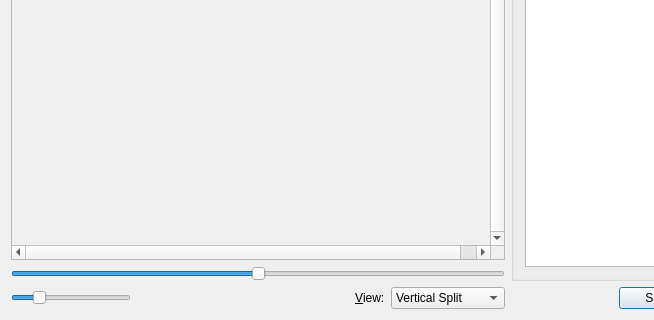
Above: src/mainwindow.ui from irydacea/wespal before the change; both pictures show x 0 to 654 and y 280 to 600 of the 796 by 600 pixel window. Below: the same form after it.
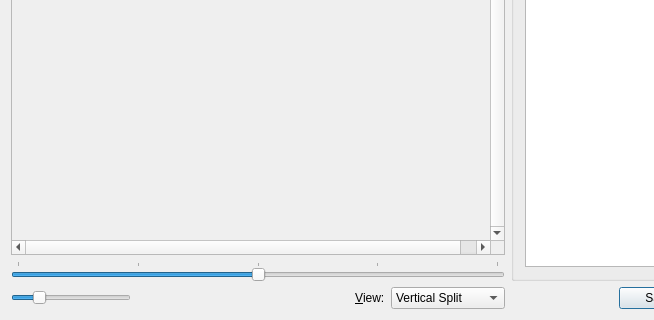
That is the form after the change. The open tabs and pages were chosen to show the change. Icons and pictures are not drawn. Custom widgets are drawn as their Qt base class.

Commit message: main: Adjust styling of the composite view slider

```diff
--- a/src/mainwindow.ui
+++ b/src/mainwindow.ui
@@ -340,6 +340,12 @@
              <property name="orientation">
               <enum>Qt::Horizontal</enum>
              </property>
+             <property name="tickPosition">
+              <enum>QSlider::TicksAbove</enum>
+             </property>
+             <property name="tickInterval">
+              <number>250</number>
+             </property>
             </widget>
            </item>
            <item row="0" column="0">
@@ -363,7 +369,7 @@
               <property name="geometry">
                <rect>
                 <x>0</x>
-                <y>0</y>
+                <y>130</y>
                 <width>495</width>
                 <height>181</height>
                </rect>
```
Left out of the diff: 4 changed lines with no effect on the pictures.
